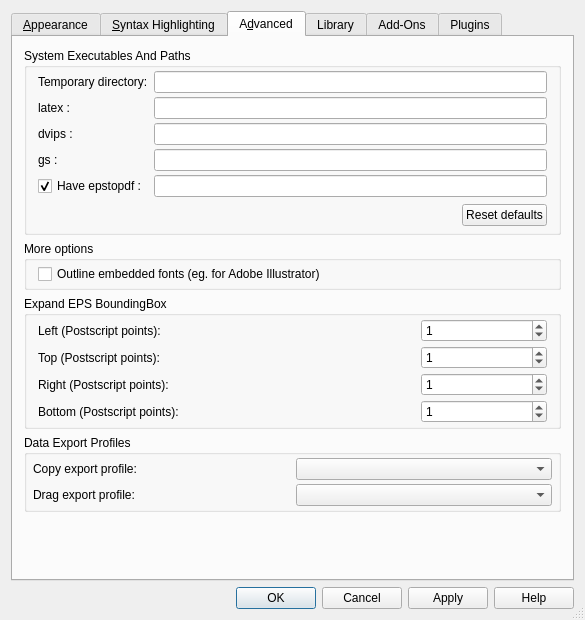
Old version of the form src/klfsettings.ui in the repository CryFeiFei/klatexformula.
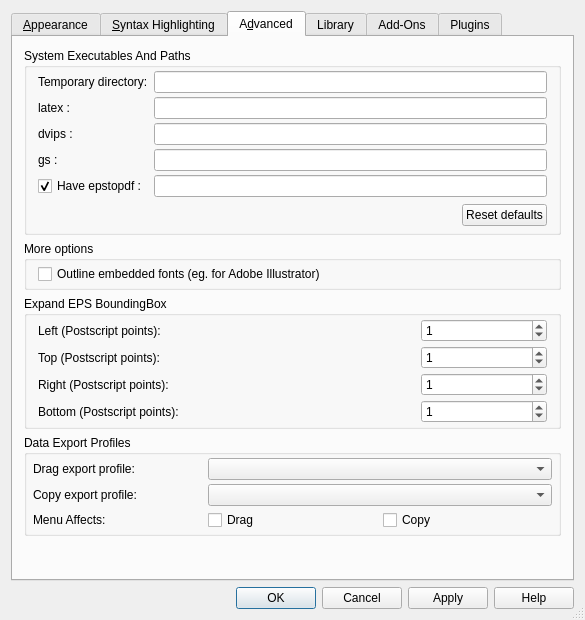
New version of the form. The open tabs and pages were chosen to show the change. Icons and pictures are not drawn. Custom widgets are drawn as their Qt base class.

Commit message: * Feedback on which copy export profile was used in copy operation * Quick select export profile menu can be chosen to affect only drag or copy operations * Translatable latex symbols categories * Translatable mime export profiles * Can set system-default font (and follows that font) * Does not add to history if the last equation is the same * more fixes and enhancements

```diff
--- a/src/klfsettings.ui
+++ b/src/klfsettings.ui
@@ -1369,20 +1369,7 @@
           <property name="verticalSpacing">
            <number>4</number>
           </property>
-          <item row="0" column="0">
-           <widget class="QLabel" name="lblCopyExportProfile">
-            <property name="text">
-             <string>Copy export profile:</string>
-            </property>
-            <property name="buddy">
-             <cstring>cbxCopyExportProfile</cstring>
-            </property>
-           </widget>
-          </item>
-          <item row="0" column="1">
-           <widget class="QComboBox" name="cbxCopyExportProfile"/>
-          </item>
-          <item row="1" column="1">
+          <item row="1" column="1" colspan="2">
            <widget class="QComboBox" name="cbxDragExportProfile"/>
           </item>
           <item row="1" column="0">
@@ -1395,6 +1382,40 @@
             </property>
            </widget>
           </item>
+          <item row="3" column="0">
+           <widget class="QLabel" name="lblCopyExportProfile">
+            <property name="text">
+             <string>Copy export profile:</string>
+            </property>
+            <property name="buddy">
+             <cstring>cbxCopyExportProfile</cstring>
+            </property>
+           </widget>
+          </item>
+          <item row="5" column="0">
+           <widget class="QLabel" name="lblMenuExportProfileAffects">
+            <property name="text">
+             <string>Menu Affects:</string>
+            </property>
+           </widget>
+          </item>
+          <item row="5" column="1">
+           <widget class="QCheckBox" name="chkMenuExportProfileAffectsDrag">
+            <property name="text">
+             <string>Drag</string>
+            </property>
+           </widget>
+          </item>
+          <item row="5" column="2">
+           <widget class="QCheckBox" name="chkMenuExportProfileAffectsCopy">
+            <property name="text">
+             <string>Copy</string>
+            </property>
+           </widget>
+          </item>
+          <item row="3" column="1" colspan="2">
+           <widget class="QComboBox" name="cbxCopyExportProfile"/>
+          </item>
          </layout>
         </widget>
        </item>
```
Left out of the diff: 13 changed lines with no effect on the pictures. The commit also changes 13 other files.
